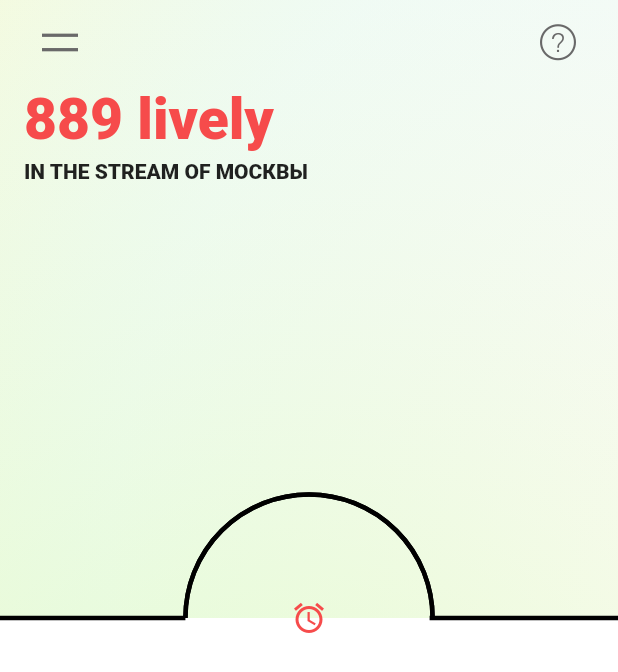
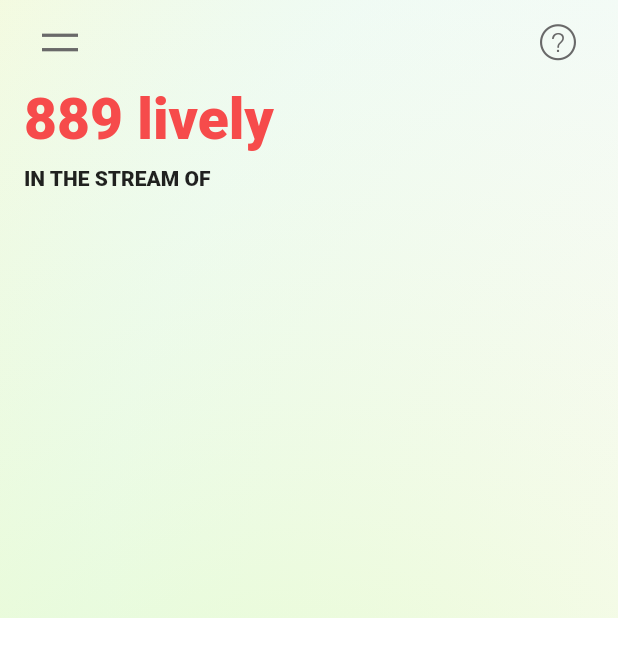
Before and after one commit to Lively-One-App/lively, a Flutter app: the screen it shows after launch, on a phone screen of 412 x 824 dp. Shown: the top 672 px of the screen. Run offline on Flutter 3.47's test engine with Material 2 defaults, Android fonts, the phone set to English and light mode, and no system bars; our stand-ins replace bloc, firebase_core, flutter_bloc, freezed_annotation, lottie; missing offline and left inert: a package; accounts and stored records are empty.

Commit message:
make part home screen

```diff
--- a/lib/src/feature/music/screens/home.dart
+++ b/lib/src/feature/music/screens/home.dart
@@ -1,9 +1,10 @@
 import 'package:flutter/material.dart';
 import 'package:lively/generated/l10n.dart';
+import 'package:lottie/lottie.dart';
 
 import '/src/app_icons.dart';
 import '/src/widgets/animated_background.dart';
-import '/src/widgets/custom_button.dart';
+
 import '/src/widgets/my_appbar.dart';
 
 class Home extends StatelessWidget {
@@ -12,79 +13,125 @@ class Home extends StatelessWidget {
   @override
   Widget build(BuildContext context) {
     final localizations = S.of(context);
-    final size = MediaQuery.of(context).size;
+    final height = MediaQuery.of(context).size.height -
+        MediaQuery.of(context).viewPadding.top;
     return Scaffold(
       drawer: const Drawer(),
-      body: Stack(
-        alignment: Alignment.center,
-        children: [
+      body: Stack(children: [
         Column(
           children: [
-              AnimatedBackground(
+            SizedBox(
+              height: height * 0.5,
+              child: AnimatedBackground(
                 child: Padding(
                   padding: const EdgeInsets.symmetric(horizontal: 16.0),
-                  child: Column(
-                    crossAxisAlignment: CrossAxisAlignment.start,
-                    children: [
-                      Builder(builder: (context) {
-                        return MyAppBar(
-                          height: size.height * 0.07,
-                          actions: [
-                            IconButton(
-                                color: const Color(0xFF696969),
-                                onPressed: () =>
-                                    Scaffold.of(context).openDrawer(),
-                                icon: const Icon(AppIcons.menu)),
-                            IconButton(
-                              color: const Color(0xFF696969),
-                              onPressed: (() {}),
-                              icon: const Icon(AppIcons.question),
-                            ),
-                          ],
-                        );
-                      }),
-                      _TopPart(localizations, size * 0.43),
-                    ],
+                  child: _TopPart(localizations, height: height),
                 ),
               ),
             ),
           ],
         ),
-          CustomButton(size: size, child: const Icon(Icons.access_alarm)),
-        ],
-      ),
+      ]),
     );
   }
 }
+// class Home extends StatelessWidget {
+//   const Home({Key? key}) : super(key: key);
+
+//   @override
+//   Widget build(BuildContext context) {
+//     final localizations = S.of(context);
+
+//     final width = MediaQuery.of(context).size.width;
+//     final height = MediaQuery.of(context).size.height -
+//         MediaQuery.of(context).viewPadding.top;
+
+//     return Scaffold(
+//       drawer: const Drawer(),
+//       body: Stack(
+//         alignment: Alignment.center,
+//         children: [
+//           Column(
+//             children: [
+//               AnimatedBackground(
+//                 child: SafeArea(
+//                   child: Padding(
+//                     padding: const EdgeInsets.symmetric(horizontal: 16.0),
+//                     child: Column(
+//                       crossAxisAlignment: CrossAxisAlignment.start,
+//                       children: [
+//                         Builder(builder: (context) {
+//                           return MyAppBar(
+//                             height: height * 0.07,
+//                             actions: [
+//                               IconButton(
+//                                   color: const Color(0xFF696969),
+//                                   onPressed: () =>
+//                                       Scaffold.of(context).openDrawer(),
+//                                   icon: const Icon(AppIcons.menu)),
+//                               IconButton(
+//                                 color: const Color(0xFF696969),
+//                                 onPressed: (() {}),
+//                                 icon: const Icon(AppIcons.question),
+//                               ),
+//                             ],
+//                           );
+//                         }),
+//                         _TopPart(localizations, height: height * 0.5),
+//                       ],
+//                     ),
+//                   ),
+//                 ),
+//               ),
+//             ],
+//           ),
+//           Material(
+//               child: InkWell(
+//                   onTap: () {},
+//                   child: Lottie.asset('animations_lottie/play_button.json'))),
+//         ],
+//       ),
+//     );
+//   }
+// }
 
 class _TopPart extends StatelessWidget {
   const _TopPart(
-    this.localizations,
-    this.size, {
+    this.localizations, {
+    required this.height,
     Key? key,
   }) : super(key: key);
 
   final S localizations;
-  final Size size;
+  final double height;
 
   @override
   Widget build(BuildContext context) {
-    return SizedBox(
-      height: size.height,
-      child: Column(
+    final colorIcon = Theme.of(context).appBarTheme.iconTheme?.color;
+    return Column(
       crossAxisAlignment: CrossAxisAlignment.start,
       children: [
+        MyAppBar(height: height * 0.07, actions: [
+          IconButton(
+              color: colorIcon,
+              onPressed: () => Scaffold.of(context).openDrawer(),
+              icon: const Icon(AppIcons.menu)),
+          IconButton(
+            color: colorIcon,
+            onPressed: (() {}),
+            icon: const Icon(AppIcons.question),
+          ),
+        ]),
         Text('889 ${localizations.lively}',
             style: Theme.of(context).textTheme.headline1),
         SizedBox(
-            height: size.height * 0.01,
+          height: height * 0.01,
         ),
         Text(
-            '${localizations.inTheStreamOf} МОСКВЫ',
+          '${localizations.inTheStreamOf} ',
           style: Theme.of(context).textTheme.subtitle1,
         ),
       ],
-      ),
     );
   }
 }
--- a/lib/src/widgets/my_appbar.dart
+++ b/lib/src/widgets/my_appbar.dart
@@ -10,13 +10,10 @@ class MyAppBar extends StatelessWidget {
   final double height;
   @override
   Widget build(BuildContext context) {
-    return SafeArea(
-      child: SizedBox(
-        height: height,
-        child: Row(
-            mainAxisAlignment: MainAxisAlignment.spaceBetween,
-            children: actions),
-      ),
+    return SizedBox(
+      height: height,
+      child: Row(
+          mainAxisAlignment: MainAxisAlignment.spaceBetween, children: actions),
     );
   }
 }
--- a/pubspec.yaml
+++ b/pubspec.yaml
@@ -19,7 +19,8 @@ dependencies:
   firebase_auth:
   cloud_firestore:
   l:
-  cupertino_icons: ^1.0.2
+  cupertino_icons:
+  lottie:
 
 dev_dependencies:
   flutter_test:
@@ -31,6 +32,8 @@ dev_dependencies:
   flutter_lints:
 
 flutter:
+  assets:
+  - assets/
   uses-material-design: true
   fonts:
     - family: AppIcons
```
Also changed, not shown: assets/animations_lottie/play_button.json (added, +1 -0 lines), lib/src/pages/home_page.dart (deleted, +0 -92 lines), pubspec.lock, 2 other files. Lines whose indentation alone changed are shown as unchanged.
